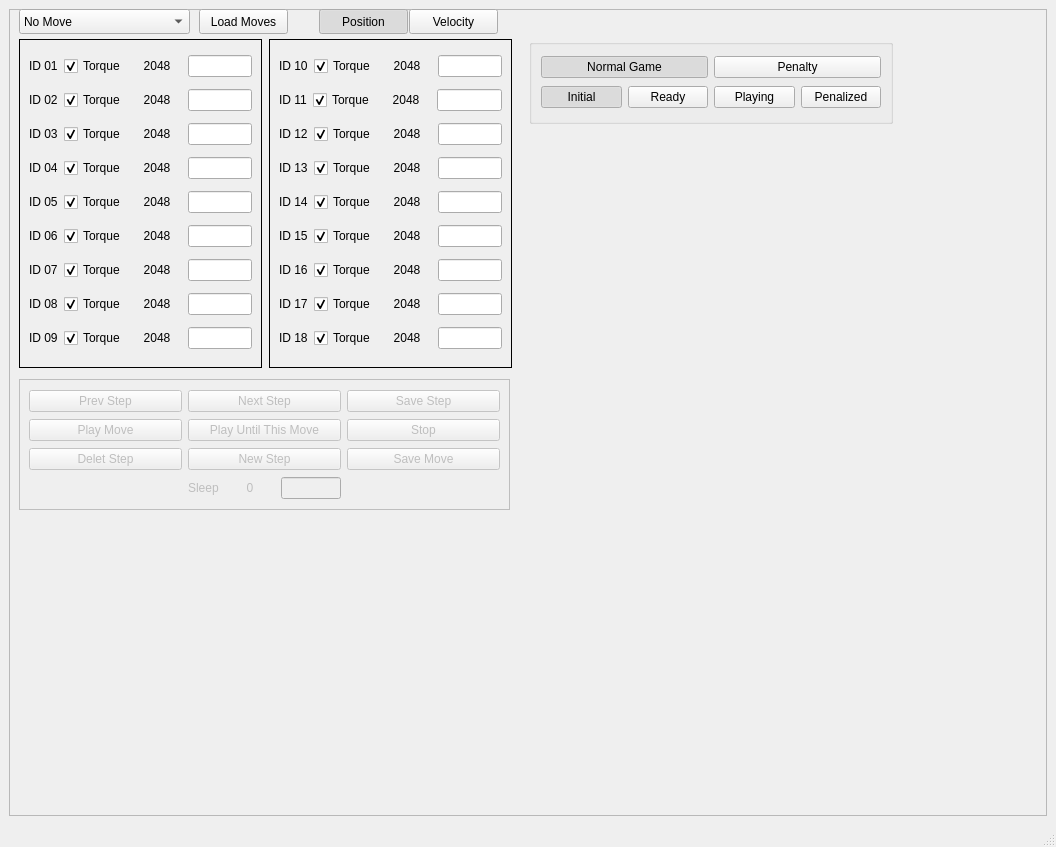
Above: src/gui/src/main_window.ui from RoboFEI/RoboFEI-HT_2023_SOFTWARE before the change. Below: the same form after it.
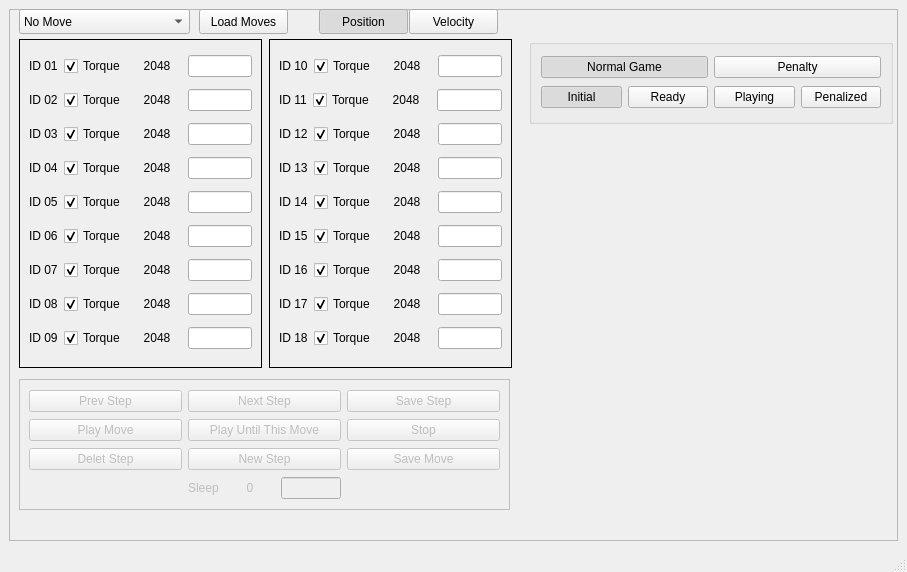
That is the form after the change.

Commit message: bug fix and disable new step when move is Stand Still

What changed in the file:
```diff
--- a/src/gui/src/main_window.ui
+++ b/src/gui/src/main_window.ui
@@ -6,8 +6,8 @@
    <rect>
     <x>0</x>
     <y>0</y>
-    <width>1056</width>
-    <height>847</height>
+    <width>907</width>
+    <height>572</height>
    </rect>
   </property>
   <property name="windowTitle">
```
Left out of the diff: 2 changed lines with no effect on the pictures. The commit also changes 2 other files.
